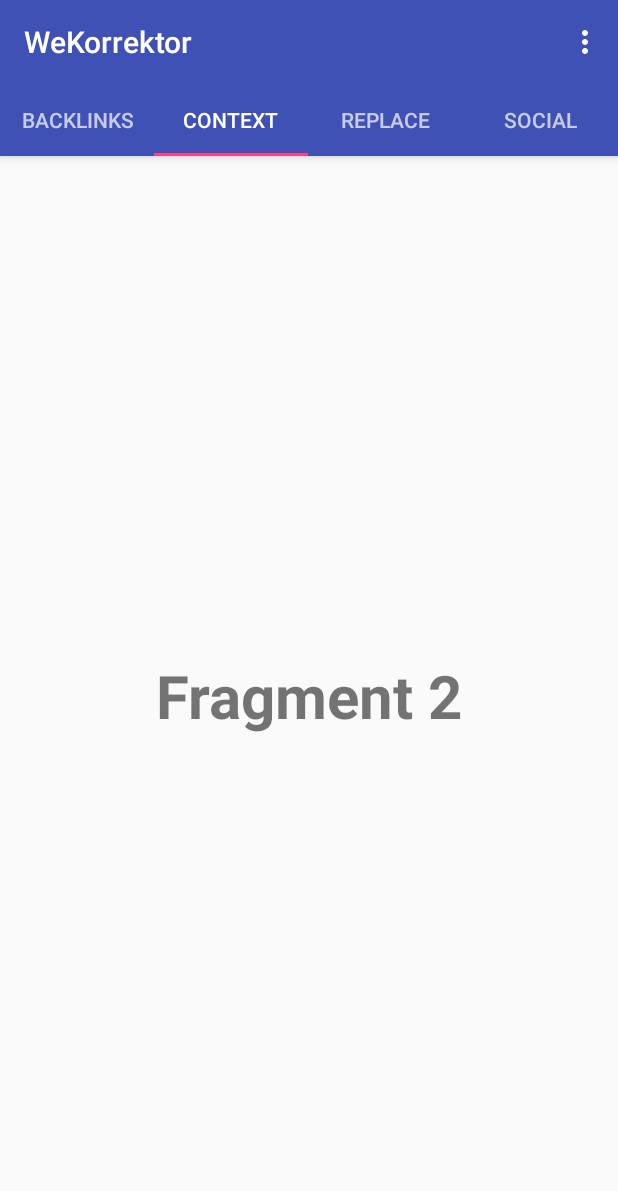
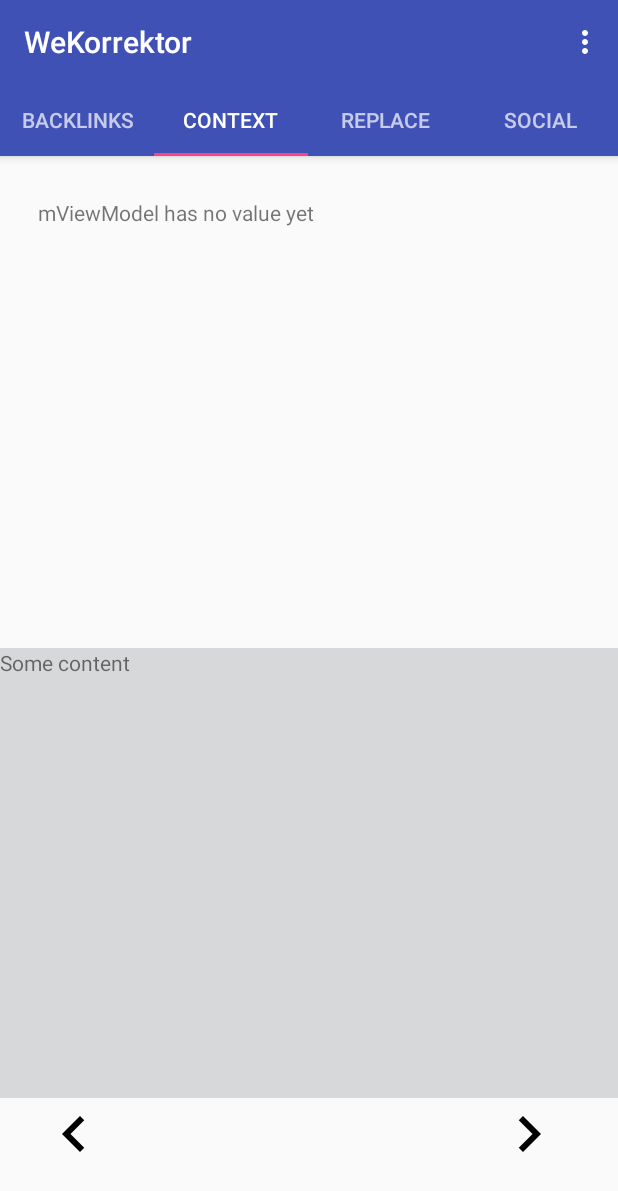
Before and after one commit to jimdc/wiki-backlink-watch, an Android app: the screen it shows after launch (MainActivity), tab 2 chosen, on a phone screen of 412 x 824 dp. Shown: the top 1191 px of the screen. Run offline under Robolectric (Android 15) with nearby library versions, the phone set to English and light mode, and no system bars; our stand-ins replace RxJava; libraries missing offline, so code that uses them is left out: com.jakewharton.retrofit2, io.reactivex.internal, kotlinx.coroutines.experimental; 1 statement that could not run was skipped.

Commit message:
recyclerview is now in its own fragment, and activity<->fragment crosstalk

```diff
--- a/build.gradle
+++ b/build.gradle
@@ -1,5 +1,6 @@
 buildscript {
     ext.kotlin_version = '1.2.30'
+    ext.anko_version='0.10.4'
 
     repositories {
         jcenter()
@@ -64,6 +65,8 @@ dependencies {
     compile 'com.android.support:preference-v14:26.1.0'
     implementation 'com.android.support:appcompat-v7:26.1.0'
 
+    implementation "org.jetbrains.anko:anko-coroutines:$anko_version"
+
     //LiveData, ViewModel
     implementation "android.arch.lifecycle:extensions:1.1.0"
     annotationProcessor "android.arch.lifecycle:compiler:1.1.0"
--- a/src/main/kotlin/com/kongzi/view/BacklinkAdapter.kt
+++ b/src/main/kotlin/com/kongzi/view/BacklinksAdapter.kt
@@ -2,7 +2,6 @@ package com.kongzi.view
 
 import android.content.Intent
 import android.net.Uri
-import android.support.v4.content.ContextCompat.startActivity
 import android.support.v7.widget.RecyclerView
 import android.util.Log
 import com.kongzi.model.WikiApiService.BacklinkModel.Backlink
@@ -14,42 +13,42 @@ import android.widget.TextView
 import com.kongzi.R
 import com.kongzi.model.WikiNamespace
 
-public class BacklinkAdapter(var blinks: List<Backlink>) : RecyclerView.Adapter<BacklinkAdapter.ViewHolder>() {
+public class BacklinksAdapter(var blinks: List<Backlink>) : RecyclerView.Adapter<BacklinksAdapter.ViewHolder>() {
 
     class ViewHolder(v: View) : RecyclerView.ViewHolder(v) {
         var row1 = v.findViewById<TextView>(R.id.row1)
         var row2 = v.findViewById<TextView>(R.id.row2)
         var bEdit = v.findViewById<ImageView>(R.id.imgEditLink)
         init {
-            bEdit.setOnClickListener {
+            bEdit.setOnClickListener {vv ->
                 var url = "https://en.wikipedia.org/w/index.php?title=${row1.text}&action=edit"
                 var intent = Intent(Intent.ACTION_VIEW).setData(Uri.parse(url))
-                if (intent.resolveActivity(it.context.packageManager) != null) {
-                    it.context.startActivity(intent)
+                if (intent.resolveActivity(v.context.packageManager) != null) {
+                    vv.context.startActivity(intent)
                 } else {
-                    Log.d("BacklinkAdapter", "No webbrowser to open edit link!")
+                    Log.d("BacklinksAdapter", "No webbrowser to open edit link!")
                 }
             }
         }
     }
 
-    override fun onCreateViewHolder(parent: ViewGroup, viewType: Int): BacklinkAdapter.ViewHolder {
-        return ViewHolder(LayoutInflater.from(parent.context).inflate(R.layout.brow_list, parent, false))
+    override fun onCreateViewHolder(parent: ViewGroup, viewType: Int): BacklinksAdapter.ViewHolder {
+        return ViewHolder(LayoutInflater.from(parent.context).inflate(R.layout.backlinks_row_list, parent, false))
     }
 
     override fun onBindViewHolder(holder: ViewHolder, position: Int) {
-        blinks[position].let {
-            val namespace = WikiNamespace.values().get(it.ns).name
-            holder.row1?.text = it.title
-            holder.row2?.text = "Row #${position}: ${namespace} #${it.pageid}"
+        blinks[position].let { backlink ->
+            val namespace = WikiNamespace.values().get(backlink.ns).name
+            holder.row1.text = backlink.title
+            holder.row2.text = "Row #${position}: ${namespace} #${backlink.pageid}"
         }
     }
 
     /**
      * @todo: something more efficient than this.
      */
-    fun refresh(newitems: List<Backlink>) {
-        blinks = newitems
+    fun refresh(newItems: List<Backlink>) {
+        blinks = newItems
         notifyDataSetChanged()
     }
 
--- a/src/main/kotlin/com/kongzi/view/BacklinksFragment.kt
+++ b/src/main/kotlin/com/kongzi/view/BacklinksFragment.kt
@@ -9,6 +9,7 @@ import android.view.ViewGroup
 import android.support.v7.widget.LinearLayoutManager
 import com.kongzi.R
 import android.content.Context
+import android.util.Log
 import android.widget.AdapterView
 import android.widget.Spinner
 import com.kongzi.model.Article
@@ -22,8 +23,11 @@ public class BacklinksFragment : Fragment() {
     private var mArticlesSpinner: Spinner? = null
     private var mArticleSpinnerAdapter: ArticleSpinnerAdapter? = null
 
+    //Should bundle this up in onSaveInstanceState so we don't have to query it many times
+    private var mArticles: MutableList<Article> = emptyList<Article>().toMutableList()
+
     protected lateinit var mRecyclerView: RecyclerView
-    public lateinit var mRVAdapter: BacklinkAdapter
+    public lateinit var mRVAdapter: BacklinksAdapter
 
     override fun onCreate(savedInstanceState: Bundle?) {
         super.onCreate(savedInstanceState)
@@ -46,35 +50,44 @@ public class BacklinksFragment : Fragment() {
     }
 
     public fun updateArticlesDisplay(articles: List<Article>) {
-        mArticleSpinnerAdapter = ArticleSpinnerAdapter(this.context, R.layout.article_item, articles)
-        mArticlesSpinner?.setAdapter(mArticleSpinnerAdapter)
+        if (mArticleSpinnerAdapter != null) {
+            mArticles.clear()
+            mArticles.addAll(articles)
+            mArticleSpinnerAdapter?.notifyDataSetChanged()
+        } else {
+            Log.d("BacklinksFragment", "mArticleSpinnerAdapter is null.")
+        }
     }
 
     public fun updateBacklinkDisplay(backlinks: List<Backlink>) {
         mRVAdapter.refresh(backlinks)
     }
 
-    override fun onCreateView(inflater: LayoutInflater?, container: ViewGroup?,
-                              savedInstanceState: Bundle?): View? {
+    override fun onCreateView(inflater: LayoutInflater?, container: ViewGroup?, savedInstanceState: Bundle?): View? {
+        return inflater?.inflate(R.layout.backlinks_frag, container, false)
+    }
 
-        if (savedInstanceState == null) {
-            var rootView = inflater?.inflate(R.layout.recycler_view_frag, container, false)
+    override fun onViewCreated(view: View?, savedInstanceState: Bundle?) {
+        mRVAdapter = BacklinksAdapter(mDataset)
+        mRecyclerView = view!!.findViewById<RecyclerView>(R.id.recyclerView).apply {
+            setHasFixedSize(true)
+            adapter = mRVAdapter
+            layoutManager = LinearLayoutManager(activity)
+            scrollToPosition(0)
+        }
 
-            mArticlesSpinner = rootView?.findViewById(R.id.articles) as Spinner
-            mArticlesSpinner?.onItemSelectedListener = ItamSelectedListener
-
-            mRVAdapter = BacklinkAdapter(mDataset)
-            mRecyclerView = rootView!!.findViewById<RecyclerView>(R.id.recyclerView).apply {
-                setHasFixedSize(true)
-                adapter = mRVAdapter
-                layoutManager = LinearLayoutManager(activity)
-                scrollToPosition(0)
+        mArticlesSpinner = view?.findViewById(R.id.articles) as Spinner
+        if (mArticlesSpinner == null) Log.d("BacklinksAdapter", "Could not create mArticlesSpinner")
+        else {
+            mArticleSpinnerAdapter = ArticleSpinnerAdapter(this.activity, R.layout.article_item, mArticles)
+            if (mArticleSpinnerAdapter == null) Log.d("BacklinksAdapter", "Could not create mArticleSpinnerAdapter")
+            else {
+                Log.v("BacklinksFragment", "Just created mArticeSpinnerAdapter, so it should not be null from now on...")
+                mArticlesSpinner?.adapter = mArticleSpinnerAdapter
             }
 
-            return rootView
+            mArticlesSpinner?.onItemSelectedListener = ItamSelectedListener
         }
-
-        return super.onCreateView(inflater, container, savedInstanceState)
     }
 
     val ItamSelectedListener = object : AdapterView.OnItemSelectedListener {
--- a/src/main/kotlin/com/kongzi/view/DefaultTabFragment.kt
+++ b/src/main/kotlin/com/kongzi/view/DefaultTabFragment.kt
@@ -19,7 +19,7 @@ class DefaultTabFragment : Fragment() {
 
     override fun onCreateView(inflater: LayoutInflater?, container: ViewGroup?,
                               savedInstanceState: Bundle?): View? {
-        return inflater!!.inflate(R.layout.default_frag_tab, container, false)
+        return inflater!!.inflate(R.layout.default_tab_frag, container, false)
     }
 
     override fun onViewCreated(view: View, savedInstanceState: Bundle?) {
@@ -34,6 +34,8 @@ class DefaultTabFragment : Fragment() {
         fun getInstance(position: Int): Fragment {
             when(position) {
                 0 -> { return BacklinksFragment() }
+                1 -> { return WikicodeFragment() }
+                // 2 -> use CheckedTextView for diffs
                 else -> {
                     val bundle = Bundle()
                     bundle.putInt("pos", position)
--- /dev/null
+++ b/src/main/kotlin/com/kongzi/view/DiffFragment.kt
@@ -0,0 +1 @@
+package com.kongzi.view
--- a/src/main/kotlin/com/kongzi/view/IFragmentToActivity.kt
+++ b/src/main/kotlin/com/kongzi/view/IFragmentToActivity.kt
@@ -3,4 +3,5 @@ import com.kongzi.model.Article
 
 public interface IFragmentToActivity {
     fun selectArticle (article: Article)
+    fun whichArticleInFocus(): Article
 }
--- a/src/main/kotlin/com/kongzi/view/MainActivity.kt
+++ b/src/main/kotlin/com/kongzi/view/MainActivity.kt
@@ -2,6 +2,7 @@ package com.kongzi.view
 
 import android.content.Intent
 import android.os.Bundle
+import android.provider.Contacts
 import com.kongzi.*
 import android.support.v7.app.AppCompatActivity
 import android.view.Menu
@@ -15,14 +16,17 @@ import android.view.MenuItem
 import com.kongzi.model.WikiApiService.BacklinkModel.Backlink
 import android.support.v4.view.ViewPager
 import android.support.design.widget.TabLayout
+import android.util.Log
+import kotlinx.coroutines.experimental.android.UI
+import kotlinx.coroutines.experimental.async
+import kotlinx.coroutines.experimental.delay
+import kotlinx.coroutines.experimental.launch
 
 class MainActivity : IFragmentToActivity, AppCompatActivity() {
 
     private lateinit var mCompositeDisposable: CompositeDisposable
     private var mViewModel: MainViewModel = MainViewModel(DataModel())
-
-    lateinit var tabLayout: TabLayout
-    lateinit var viewPager: ViewPager
+    private lateinit var mAdapter: ViewPagerAdapter
 
     override fun onCreate(savedInstanceState: Bundle?) {
         super.onCreate(savedInstanceState)
@@ -37,12 +41,12 @@ class MainActivity : IFragmentToActivity, AppCompatActivity() {
         val toolbar = findViewById(R.id.cooltoolbar) as? android.support.v7.widget.Toolbar
         setSupportActionBar(toolbar)
 
-        viewPager = findViewById<View>(R.id.viewpager) as ViewPager
-        val adapter = ViewPagerAdapter(supportFragmentManager)
-        viewPager.adapter = adapter
+        val mViewPager = findViewById<View>(R.id.viewpager) as ViewPager
+        mAdapter = ViewPagerAdapter(supportFragmentManager)
+        mViewPager.adapter = mAdapter
 
-        tabLayout = findViewById<View>(R.id.tabs) as TabLayout
-        tabLayout.setupWithViewPager(viewPager)
+        val tabLayout = findViewById<TabLayout>(R.id.tabs)
+        tabLayout.setupWithViewPager(mViewPager)
 
     }
 
@@ -62,21 +66,47 @@ class MainActivity : IFragmentToActivity, AppCompatActivity() {
     }
 
     private fun setBacklinks(backlinks: List<Backlink>) {
-        val backlinksFrag = fragmentManager.findFragmentById(R.id.backlink_replaced_fragment) as? BacklinksFragment
-        if (backlinksFrag != null) {
-            backlinksFrag.updateBacklinkDisplay(backlinks)
+
+        val backfrag = mAdapter.getItem(0)
+        try {
+            val inteopeiseu = backfrag as? BacklinksFragment
+            if (inteopeiseu != null) {
+                inteopeiseu.updateBacklinkDisplay(backlinks)
+            } else {
+                Log.d("MainActivity", "findFragmentByTag returned null")
+            }
+        } catch (cce: ClassCastException) {
+            Log.d("MainActivity", "could not cast caught fragment to BacklinksFragment")
         }
     }
 
     private fun setArticles(articles: List<Article>) {
-        val backlinksFrag = fragmentManager.findFragmentById(R.id.backlink_replaced_fragment) as? BacklinksFragment
-        if (backlinksFrag != null) {
-            backlinksFrag.updateArticlesDisplay(articles)
+
+        val backfrag = mAdapter.getItem(0)
+        try {
+            val inteopeiseu = backfrag as? BacklinksFragment
+            if (inteopeiseu != null) {
+                launch(UI) {
+                    delay(500) // wait half a second
+                    inteopeiseu.updateArticlesDisplay(articles)
+                }
+            } else {
+                Log.d("MainActivity", "findFragmentByTag returned null")
+            }
+        } catch (cce: ClassCastException) {
+            Log.d("MainActivity", "could not cast caught fragment to BacklinksFragment")
         }
     }
 
     override fun selectArticle (article: Article) {
         mViewModel.articleSelected(article)
+    }
+
+    override fun whichArticleInFocus(): Article {
+        if (mViewModel.mSelectedArticle.hasValue())
+            return mViewModel.mSelectedArticle.value
+        else
+            return Article(-1, "mViewModel has no value yet")
     }
 
     override fun onResume() {
--- /dev/null
+++ b/src/main/kotlin/com/kongzi/view/SocialFragment.kt
@@ -0,0 +1 @@
+package com.kongzi.view
--- /dev/null
+++ b/src/main/kotlin/com/kongzi/view/WikicodeFragment.kt
@@ -0,0 +1,48 @@
+package com.kongzi.view
+
+import android.content.Context
+import android.os.Bundle
+import android.support.v4.app.Fragment
+import android.support.v7.widget.LinearLayoutManager
+import android.support.v7.widget.RecyclerView
+import android.view.LayoutInflater
+import android.view.View
+import android.view.ViewGroup
+import android.widget.Spinner
+import android.widget.TextView
+import com.kongzi.R
+
+public class WikicodeFragment : Fragment() {
+
+    var mCallback: IFragmentToActivity? = null
+
+    override fun onAttach(context: Context?) {
+        super.onAttach(context)
+        try {
+            mCallback = this.activity as IFragmentToActivity
+        } catch (cce: ClassCastException) {
+            throw ClassCastException(activity.toString() +
+                    " must implement IFragmentToActivity")
+        }
+    }
+
+    override fun onCreateView(inflater: LayoutInflater?, container: ViewGroup?, savedInstanceState: Bundle?): View? {
+
+        if (savedInstanceState == null) {
+            var rootView = inflater?.inflate(R.layout.wikicode_fragment, container, false)
+
+            var artDisplay = rootView?.findViewById<TextView>(R.id.articleEditing)
+            artDisplay?.text = mCallback?.whichArticleInFocus()?.title
+
+            return rootView
+        }
+
+        return super.onCreateView(inflater, container, savedInstanceState)
+    }
+
+    override fun onDetach() {
+        mCallback = null
+        super.onDetach()
+    }
+
+}
--- /dev/null
+++ b/src/main/res/drawable/ic_navigate_before.xml
@@ -0,0 +1,9 @@
+<vector xmlns:android="http://schemas.android.com/apk/res/android"
+        android:width="24dp"
+        android:height="24dp"
+        android:viewportWidth="24.0"
+        android:viewportHeight="24.0">
+    <path
+        android:fillColor="#FF000000"
+        android:pathData="M15.41,7.41L14,6l-6,6 6,6 1.41,-1.41L10.83,12z"/>
+</vector>
--- /dev/null
+++ b/src/main/res/drawable/ic_navigate_next.xml
@@ -0,0 +1,9 @@
+<vector xmlns:android="http://schemas.android.com/apk/res/android"
+        android:width="24dp"
+        android:height="24dp"
+        android:viewportWidth="24.0"
+        android:viewportHeight="24.0">
+    <path
+        android:fillColor="#FF000000"
+        android:pathData="M10,6L8.59,7.41 13.17,12l-4.58,4.59L10,18l6,-6z"/>
+</vector>
--- a/src/main/res/layout/recycler_view_frag.xml
+++ b/src/main/res/layout/backlinks_frag.xml
@@ -3,7 +3,7 @@
     android:layout_width="match_parent"
     android:layout_height="match_parent"
     android:orientation="vertical"
-    android:id="@+id/backlink_replaced_fragment">
+    android:id="@+id/backlink_fragment">
     <Spinner
         android:id="@+id/articles"
         android:layout_width="wrap_content"
--- a/src/main/res/layout/brow_list.xml
+++ b/src/main/res/layout/backlinks_row_list.xml
@@ -24,13 +24,13 @@
                 android:id="@+id/row1"
                 android:layout_width="match_parent"
                 android:layout_height="wrap_content"
-                android:text="@{backlinkViewModel.title}"
+                android:text="¿Qué?"
                 android:textStyle="bold"
                 />
             <TextView
                 android:id="@+id/row2"
                 android:layout_width="match_parent"
                 android:layout_height="wrap_content"
-                android:text="@{backlinkViewModel.pageid}"/>
+                android:text="Quoi ?"/>
         </LinearLayout>
     </RelativeLayout>
--- a/src/main/res/layout/main_activity.xml
+++ b/src/main/res/layout/main_activity.xml
@@ -27,14 +27,6 @@
 
     </android.support.design.widget.AppBarLayout>
 
-    <FrameLayout
-        android:id="@+id/backlink_replacable_fragment"
-        android:layout_width="match_parent"
-        android:layout_height="match_parent"
-        android:layout_alignParentStart="true"
-        android:layout_marginTop="5dp"
-        android:layout_weight="2" />
-
     <android.support.v4.view.ViewPager
         android:id="@+id/viewpager"
         android:layout_width="match_parent"
--- /dev/null
+++ b/src/main/res/layout/wikicode_fragment.xml
@@ -0,0 +1,75 @@
+<?xml version="1.0" encoding="UTF-8"?>
+<RelativeLayout xmlns:android="http://schemas.android.com/apk/res/android"
+    xmlns:app="http://schemas.android.com/apk/res-auto"
+    android:layout_width="match_parent"
+    android:layout_height="match_parent"
+    android:orientation="vertical"
+    android:id="@+id/wikicode_fragment">
+
+    <android.support.v4.widget.NestedScrollView
+        android:layout_width="match_parent"
+        android:layout_height="wrap_content"
+        android:layout_above="@+id/btnBeforeInstance"
+        android:background="#d6d8d9"
+        android:id="@+id/nestedview">
+        <LinearLayout
+            android:layout_width="match_parent"
+            android:layout_height="wrap_content"
+            android:orientation="horizontal" >
+            <TextView
+                android:layout_width="match_parent"
+                android:layout_height="wrap_content"
+                android:maxLines="512"
+                android:text="Some content"/>
+            <android.support.v4.widget.NestedScrollView
+                android:layout_width="match_parent"
+                android:layout_height="300dp"
+                android:background="#d6d8d9">
+
+                <EditText
+                    android:layout_width="match_parent"
+                    android:layout_height="wrap_content"
+                    android:text="Other content"
+                    android:maxLines="512"/>
+            </android.support.v4.widget.NestedScrollView>
+        </LinearLayout>
+    </android.support.v4.widget.NestedScrollView>
+
+    <ImageButton
+        android:id="@+id/btnBeforeInstance"
+        android:layout_width="48dp"
+        android:layout_height="48dp"
+        android:layout_alignParentBottom="true"
+        android:layout_alignParentStart="true"
+        android:layout_marginBottom="44dp"
+        android:layout_marginStart="25dp"
+        android:background="@drawable/ic_navigate_before" />
+
+    <ImageButton
+        android:id="@+id/btnNextInstance"
+        android:layout_width="48dp"
+        android:layout_height="48dp"
+        android:layout_alignParentEnd="true"
+        android:layout_alignTop="@+id/btnBeforeInstance"
+        android:layout_marginEnd="35dp"
+        android:background="@drawable/ic_navigate_next" />
+
+    <ProgressBar
+        android:id="@+id/progressBar"
+        style="?android:attr/progressBarStyle"
+        android:layout_width="wrap_content"
+        android:layout_height="wrap_content"
+        android:layout_alignEnd="@+id/btnNextInstance"
+        android:layout_alignParentTop="true"
+        android:layout_marginTop="28dp"
+        android:visibility="invisible" />
+
+    <TextView
+        android:id="@+id/articleEditing"
+        android:layout_width="wrap_content"
+        android:layout_height="wrap_content"
+        android:layout_alignStart="@+id/btnBeforeInstance"
+        android:layout_alignTop="@+id/progressBar"
+        android:text="Default" />
+
+</RelativeLayout>
```
Also changed, not shown: src/main/res/layout/default_tab_frag.xml (renamed from src/main/res/layout/default_frag_tab.xml).
